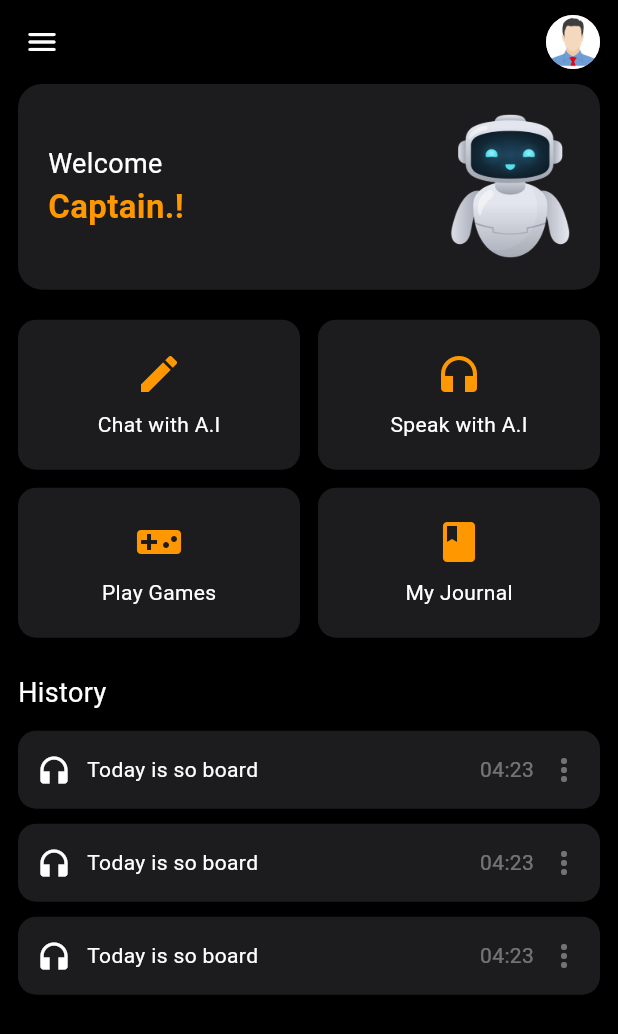
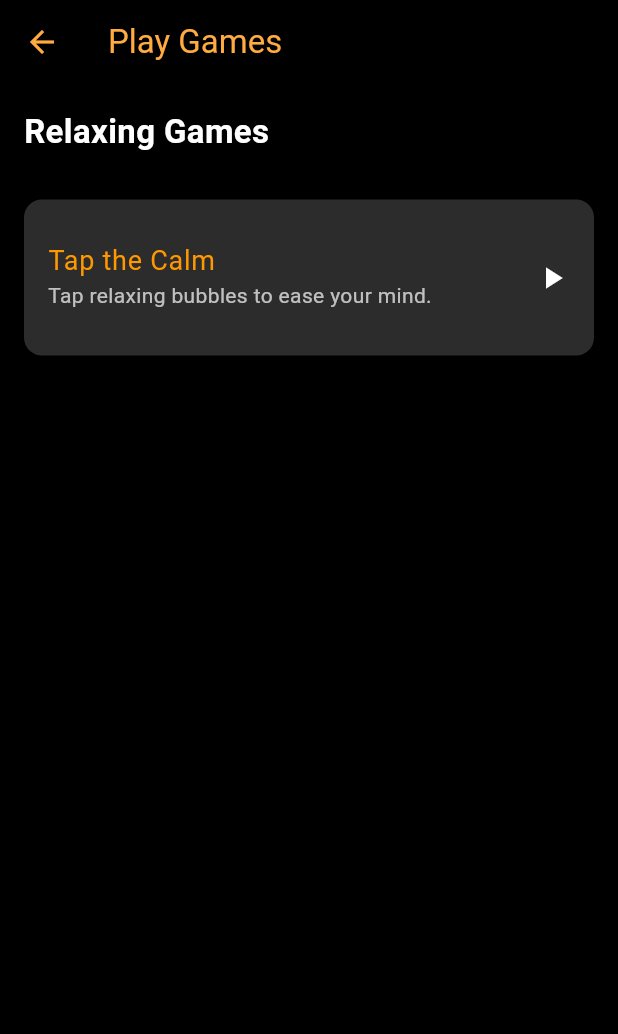
Before and after one commit to Rajesh2431/ai_chatbot, a Flutter app: the screen it shows after launch, after a tap on "Play Games", on a phone screen of 412 x 824 dp. Shown: the top 1034 px of the screen. Run offline on Flutter 3.47's test engine with Material 3 defaults, Android fonts, the phone set to English and light mode, and no system bars; our stand-ins replace file_picker, flutter_tts, permission_handler, speech_to_text, table_calendar.

Commit message:
added One tap based game

```diff
--- a/lib/screens/breathing_timer.dart
+++ b/lib/screens/breathing_timer.dart
@@ -59,6 +59,7 @@ class _BreathingExerciseScreenState extends State<BreathingExerciseScreen>
         ],
       ),
     ).then((_) {
+      // ignore: use_build_context_synchronously
       Navigator.pop(context);
     });
   }
--- a/lib/screens/chat_screen.dart
+++ b/lib/screens/chat_screen.dart
@@ -68,6 +68,7 @@ class _ChatScreenState extends State<ChatScreen> {
 
       Future.delayed(Duration(seconds: 1), () {
         showModalBottomSheet(
+          // ignore: use_build_context_synchronously
           context: context,
           shape: RoundedRectangleBorder(
               borderRadius: BorderRadius.vertical(top: Radius.circular(16))),
--- a/lib/screens/dashboard_screen.dart
+++ b/lib/screens/dashboard_screen.dart
@@ -1,9 +1,10 @@
 import 'package:flutter/material.dart';
 import '../widget/action_card.dart';
-import '../widget/single_wide_action_card.dart';
+//import '../widget/single_wide_action_card.dart';
 import '../screens/chat_screen.dart';
 import '../screens/voicechat_screen.dart';
-import '../screens/journal_screen.dart'; // 👈 Add import
+import '../screens/journal_screen.dart';
+import '../screens/game_selection.dart'; // Added import for game selection
 
 class DashboardScreen extends StatelessWidget {
   const DashboardScreen({super.key});
@@ -102,23 +103,26 @@ class DashboardScreen extends StatelessWidget {
             Row(
               children: [
                 Expanded(
-                  child: SingleWideActionCard(
-                    icon: Icons.videogame_asset,
-                    label: 'Play Games',
-                    onTap: () {},
-                  ),
-                ),
-                const SizedBox(width: 12),
-                Expanded(
-                  child: SingleWideActionCard(
+                  child: ActionCard(
                     icon: Icons.book,
                     label: 'My Journal',
                     onTap: () {
                       Navigator.push(
                         context,
-                        MaterialPageRoute(
-                          builder: (_) => const JournalScreen(),
-                        ),
+                        MaterialPageRoute(builder: (_) => const JournalScreen()),
+                      );
+                    },
+                  ),
+                ),
+                const SizedBox(width: 12),
+                Expanded(
+                  child: ActionCard(
+                    icon: Icons.videogame_asset,
+                    label: 'Play Games',
+                    onTap: () {
+                      Navigator.push(
+                        context,
+                        MaterialPageRoute(builder: (_) => const GameSelectionScreen()),
                       );
                     },
                   ),
--- /dev/null
+++ b/lib/screens/game_selection.dart
@@ -0,0 +1,63 @@
+import 'package:flutter/material.dart';
+import 'tap_the_calm_game.dart'; // Make sure this file exists
+
+class GameSelectionScreen extends StatelessWidget {
+  const GameSelectionScreen({super.key});
+
+  @override
+  Widget build(BuildContext context) {
+    return Scaffold(
+      backgroundColor: Colors.black,
+      appBar: AppBar(
+        backgroundColor: Colors.black,
+        title: const Text('Play Games', style: TextStyle(color: Colors.orangeAccent)),
+        iconTheme: const IconThemeData(color: Colors.orangeAccent),
+      ),
+      body: Padding(
+        padding: const EdgeInsets.all(16),
+        child: Column(
+          crossAxisAlignment: CrossAxisAlignment.start,
+          children: [
+            const Text(
+              'Relaxing Games',
+              style: TextStyle(color: Colors.white, fontSize: 22, fontWeight: FontWeight.bold),
+            ),
+            const SizedBox(height: 20),
+            Expanded(
+              child: ListView(
+                children: [
+                  _buildGameCard(
+                    context,
+                    title: 'Tap the Calm',
+                    description: 'Tap relaxing bubbles to ease your mind.',
+                    onTap: () => Navigator.push(
+                      context,
+                      MaterialPageRoute(builder: (_) => const GridCalmGame()),
+                    ),
+                  ),
+                  // Add more _buildGameCard for future games
+                ],
+              ),
+            ),
+          ],
+        ),
+      ),
+    );
+  }
+
+  Widget _buildGameCard(BuildContext context,
+      {required String title, required String description, required VoidCallback onTap}) {
+    return Card(
+      color: const Color(0xFF2C2C2C),
+      margin: const EdgeInsets.symmetric(vertical: 10),
+      shape: RoundedRectangleBorder(borderRadius: BorderRadius.circular(12)),
+      child: ListTile(
+        contentPadding: const EdgeInsets.all(16),
+        title: Text(title, style: const TextStyle(color: Colors.orange, fontSize: 18)),
+        subtitle: Text(description, style: const TextStyle(color: Colors.white70)),
+        trailing: const Icon(Icons.play_arrow, color: Colors.white),
+        onTap: onTap,
+      ),
+    );
+  }
+}
```
Also changed, not shown: lib/screens/tap_the_calm_game.dart (added, +342 -0 lines).
